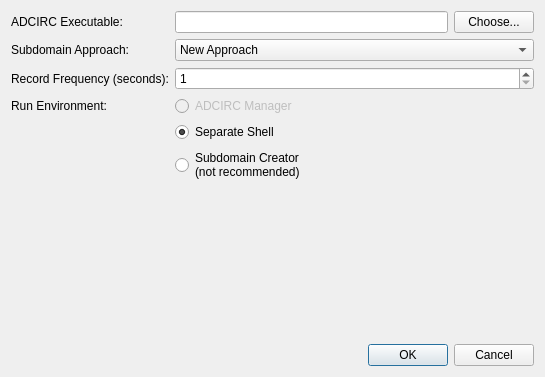
This is Dialogs/FullDomainRunOptionsDialog.ui in atdyer/adcircSubdomainTool as Qt 5 draws it before an edit. The edited form follows.
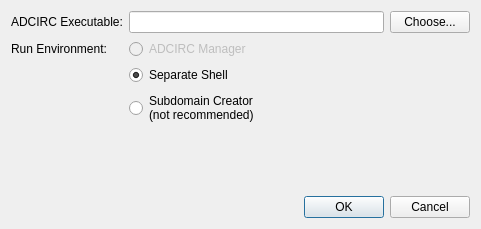
This is the edited form.

Commit message: Added ability to run full domain

Patch:
```diff
--- a/Dialogs/FullDomainRunOptionsDialog.ui
+++ b/Dialogs/FullDomainRunOptionsDialog.ui
@@ -6,8 +6,8 @@
    <rect>
     <x>0</x>
     <y>0</y>
-    <width>545</width>
-    <height>377</height>
+    <width>481</width>
+    <height>229</height>
    </rect>
   </property>
   <property name="windowTitle">
@@ -27,51 +27,13 @@
       </widget>
      </item>
      <item row="1" column="0">
-      <widget class="QLabel" name="label">
-       <property name="text">
-        <string>Subdomain Approach:</string>
-       </property>
-      </widget>
-     </item>
-     <item row="1" column="1">
-      <widget class="QComboBox" name="subdomainMethodSpin">
-       <item>
-        <property name="text">
-         <string>New Approach</string>
-        </property>
-       </item>
-       <item>
-        <property name="text">
-         <string>Old Approach</string>
-        </property>
-       </item>
-      </widget>
-     </item>
-     <item row="2" column="0">
-      <widget class="QLabel" name="label_2">
-       <property name="text">
-        <string>Record Frequency (seconds):</string>
-       </property>
-      </widget>
-     </item>
-     <item row="2" column="1">
-      <widget class="QSpinBox" name="recordFrequency">
-       <property name="minimum">
-        <number>1</number>
-       </property>
-       <property name="maximum">
-        <number>5000</number>
-       </property>
-      </widget>
-     </item>
-     <item row="3" column="0">
       <widget class="QLabel" name="label_3">
        <property name="text">
         <string>Run Environment:</string>
        </property>
       </widget>
      </item>
-     <item row="3" column="1">
+     <item row="1" column="1">
       <widget class="QRadioButton" name="runEnvironmentManager">
        <property name="enabled">
         <bool>false</bool>
@@ -84,7 +46,7 @@
        </attribute>
       </widget>
      </item>
-     <item row="4" column="1">
+     <item row="2" column="1">
       <widget class="QRadioButton" name="runEnvironmentShell">
        <property name="text">
         <string>Separate Shell</string>
@@ -97,7 +59,7 @@
        </attribute>
       </widget>
      </item>
-     <item row="5" column="1">
+     <item row="3" column="1">
       <widget class="QRadioButton" name="runEnvironmentHere">
        <property name="text">
         <string>Subdomain Creator
```
Left out of the diff: 28 changed lines with no effect on the pictures. The commit also changes 13 other files.
